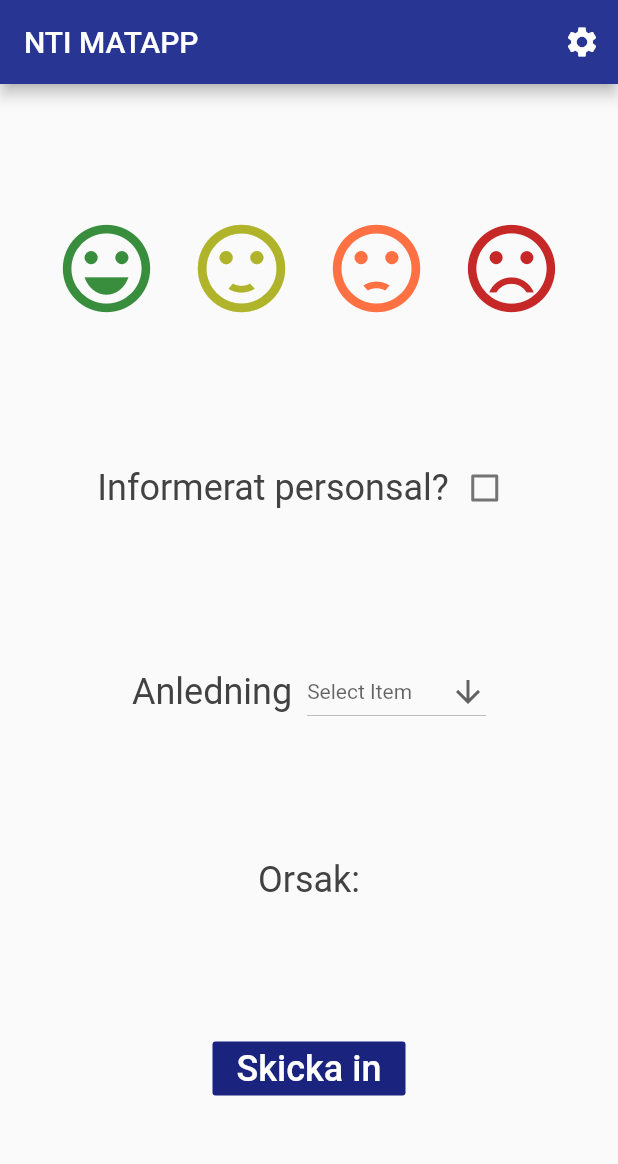
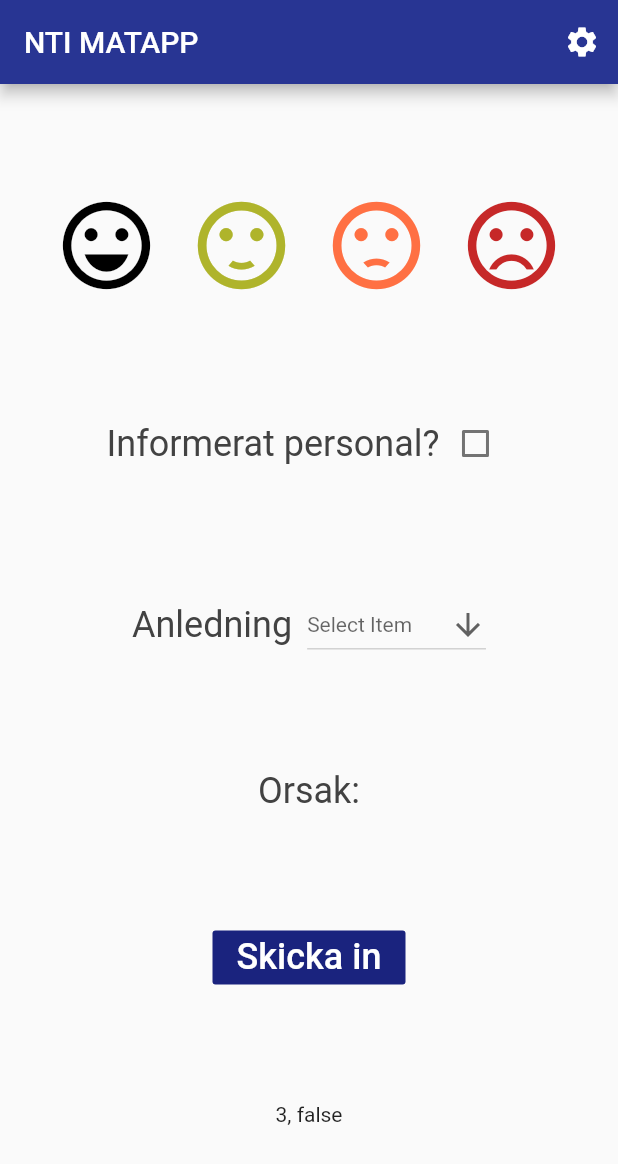
Before and after one commit to AlexMattsson/Matapp, a Flutter app: the screen it shows after launch, after a tap on the "sentiment very satisfied" icon, on a phone screen of 412 x 824 dp. Shown: the top 1164 px of the screen. Run offline on Flutter 3.47's test engine with Material 2 defaults, Android fonts, the phone set to English and light mode, and no system bars.

Commit message:
fixed rating buttons

```diff
--- a/app/lib/home.dart
+++ b/app/lib/home.dart
@@ -10,6 +10,13 @@ class Home extends StatefulWidget {
 
 class _HomeState extends State<Home> {
   bool _askedStaff = false;
+  Color _goodColor = Colors.green[700];
+  Color _okColor = Colors.lime[700];
+  Color _dissatisfiedColor = Colors.deepOrange[400];
+  Color _badColor = Colors.red[800];
+  int _rating;
+  String _reason;
+
   @override
   Widget build(BuildContext context) {
     return Scaffold(
@@ -47,10 +54,22 @@ class _HomeState extends State<Home> {
                         width: 70.0,
                         child: IconButton(
                           padding: EdgeInsets.all(0.0),
-                          color: Colors.green[700],
-                          icon:
-                              Icon(Icons.sentiment_very_satisfied, size: 70.0),
-                          onPressed: () {},
+                          color: _goodColor,
+                          icon: Icon(
+                            Icons.sentiment_very_satisfied,
+                            size: 70.0,
+                          ),
+                          onPressed: () {
+                            setState(() {
+                              _rating = 3;
+                              _goodColor = Colors.black;
+                              if (_rating == 3) {
+                                _okColor = Colors.lime[700];
+                                _dissatisfiedColor = Colors.deepOrange[400];
+                                _badColor = Colors.red[800];
+                              }
+                            });
+                          },
                         )),
                     SizedBox(
                       width: 20,
@@ -60,9 +79,19 @@ class _HomeState extends State<Home> {
                         width: 70.0,
                         child: IconButton(
                           padding: EdgeInsets.all(0.0),
-                          color: Colors.lime[700],
+                          color: _okColor,
                           icon: Icon(Icons.sentiment_satisfied, size: 70.0),
-                          onPressed: () {},
+                          onPressed: () {
+                            setState(() {
+                              _rating = 2;
+                              _okColor = Colors.black;
+                              if (_rating == 2) {
+                                _goodColor = Colors.green[700];
+                                _dissatisfiedColor = Colors.deepOrange[400];
+                                _badColor = Colors.red[800];
+                              }
+                            });
+                          },
                         )),
                     SizedBox(
                       width: 20,
@@ -72,9 +101,20 @@ class _HomeState extends State<Home> {
                         width: 70.0,
                         child: IconButton(
                           padding: EdgeInsets.all(0.0),
-                          color: Colors.deepOrange[400],
+                          //color: Colors.deepOrange[400],
+                          color: _dissatisfiedColor,
                           icon: Icon(Icons.sentiment_dissatisfied, size: 70.0),
-                          onPressed: () {},
+                          onPressed: () {
+                            setState(() {
+                              _rating = 1;
+                              _dissatisfiedColor = Colors.black;
+                              if (_rating == 1) {
+                                _goodColor = Colors.green[700];
+                                _okColor = Colors.lime[700];
+                                _badColor = Colors.red[800];
+                              }
+                            });
+                          },
                         )),
                     SizedBox(
                       width: 20,
@@ -84,17 +124,27 @@ class _HomeState extends State<Home> {
                         width: 70.0,
                         child: IconButton(
                           padding: EdgeInsets.all(0.0),
-                          color: Colors.red[800],
+                          color: _badColor,
                           icon: Icon(Icons.sentiment_very_dissatisfied,
                               size: 70.0),
-                          onPressed: () {},
+                          onPressed: () {
+                            setState(() {
+                              _rating = 0;
+                              _badColor = Colors.black;
+                              if (_rating == 0) {
+                                _goodColor = Colors.green[700];
+                                _okColor = Colors.lime[700];
+                                _dissatisfiedColor = Colors.deepOrange[400];
+                              }
+                            });
+                          },
                         )),
                   ],
                 ),
                 Row(
                   children: <Widget>[
                     Text(
-                      "Informerat personsal?",
+                      "Informerat personal?",
                       style: TextStyle(fontSize: 24, color: Colors.grey[800]),
                     ),
                     Checkbox(
@@ -134,7 +184,12 @@ class _HomeState extends State<Home> {
                     'Skicka in',
                     style: TextStyle(fontSize: 24),
                   ),
-                  onPressed: () {},
+                  onPressed: () {
+                    setState(() {});
+                  },
+                ),
+                Text(
+                  "$_rating, $_askedStaff",
                 ),
               ],
             ),
```
Lines whose indentation alone changed are shown as unchanged.
